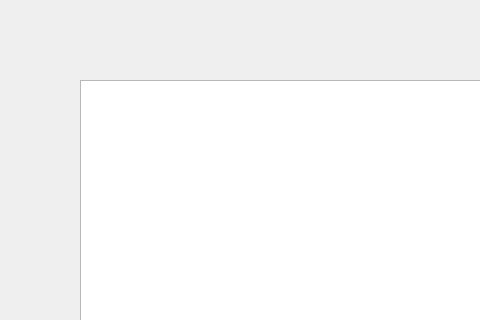
This is view/casesList.ui in samaralrubaye/pythonProject1 as Qt 5 draws it before an edit; both pictures show x 0 to 480 and y 0 to 320 of the 674 by 550 pixel window. The edited form follows.
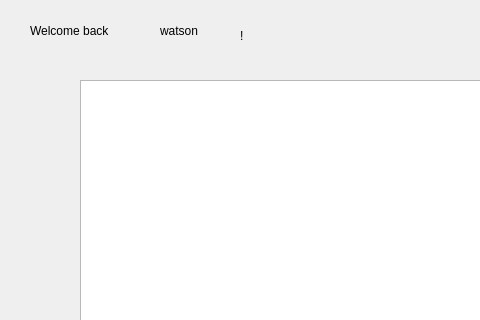
This is the edited form.

Patch:
```diff
--- a/view/casesList.ui
+++ b/view/casesList.ui
@@ -58,14 +58,40 @@
   <widget class="QLabel" name="lbl_caseliost">
    <property name="geometry">
     <rect>
-     <x>70</x>
+     <x>160</x>
      <y>10</y>
-     <width>181</width>
+     <width>71</width>
      <height>41</height>
     </rect>
    </property>
    <property name="text">
-    <string/>
+    <string>watson</string>
+   </property>
+  </widget>
+  <widget class="QLabel" name="lblwelcome">
+   <property name="geometry">
+    <rect>
+     <x>30</x>
+     <y>10</y>
+     <width>101</width>
+     <height>41</height>
+    </rect>
+   </property>
+   <property name="text">
+    <string>Welcome back</string>
+   </property>
+  </widget>
+  <widget class="QLabel" name="label_2">
+   <property name="geometry">
+    <rect>
+     <x>240</x>
+     <y>20</y>
+     <width>55</width>
+     <height>31</height>
+    </rect>
+   </property>
+   <property name="text">
+    <string>!</string>
    </property>
   </widget>
  </widget>
```
